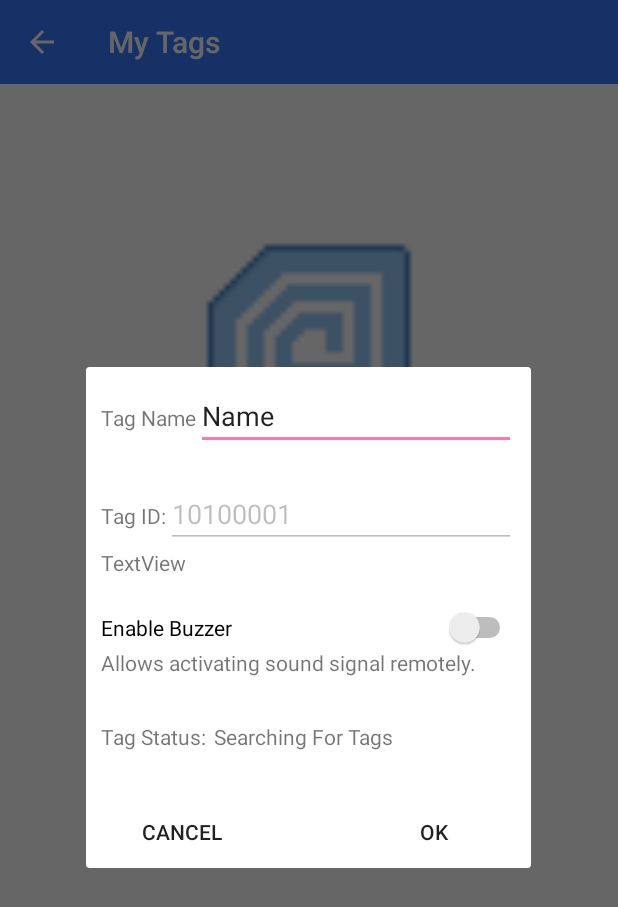
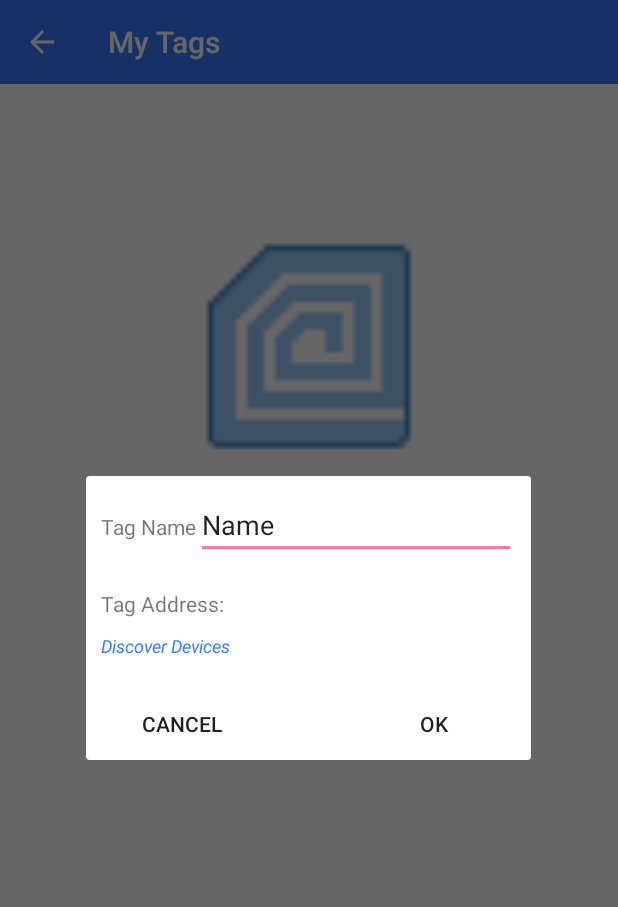
Before and after one commit to gabrielkarras/AndroidAppProject, an Android app: the TagsActivity screen opened directly, with no data from a screen before it, after a tap on "SETUP A NEW TAG!", on a phone screen of 412 x 824 dp. Shown: the top 907 px of the screen. Run offline under Robolectric (Android 15) with nearby library versions, the phone set to English and light mode, and no system bars.

Commit message:
Integrated Demo BLE device selector, Fixed major issues with Tag removal and creation

```diff
--- a/app/src/main/AndroidManifest.xml
+++ b/app/src/main/AndroidManifest.xml
@@ -29,6 +29,10 @@
             android:label="@string/title_activity_settings" >
         </activity>
         <activity
+            android:name=".BLE_SelectorActivity"
+            android:theme="@style/SettingsTheme"
+            android:screenOrientation="portrait"></activity>
+        <activity
             android:name=".MainActivity"
             android:screenOrientation="portrait"
             android:theme="@style/FullscreenTheme"
--- a/app/src/main/java/com/example/ui/MainActivity.java
+++ b/app/src/main/java/com/example/ui/MainActivity.java
@@ -36,26 +36,26 @@ public class MainActivity extends AppCompatActivity {
 
         setRequestedOrientation (ActivityInfo.SCREEN_ORIENTATION_PORTRAIT);
         setContentView(R.layout.activity_main);
-        WeatherController = new WeatherController(getApplicationContext(),this);
-        WeatherController.displayWeatherInformation();
+     //   WeatherController = new WeatherController(getApplicationContext(),this);
+      //  WeatherController.displayWeatherInformation();
 
         //TESTING TrackerController
-        final TrackerStatusController TrackerController = new TrackerStatusController(getApplicationContext(),this, WeatherController);
+      //  final TrackerStatusController TrackerController = new TrackerStatusController(getApplicationContext(),this, WeatherController);
         //TrackerController.checkTrackerActionStatus();
-
-        new Thread(new Runnable() {
-            @Override
-            public void run() {
-                while(true){
-                    try {
-                        Thread.sleep(1000);
-                    } catch (InterruptedException e) {
-                        e.printStackTrace();
-                    }
-                    TrackerController.checkTrackerActionStatus();
-                }
-            }
-        }).start();
+//
+//        new Thread(new Runnable() {
+//            @Override
+//            public void run() {
+//                while(true){
+//                    try {
+//                        Thread.sleep(1000);
+//                    } catch (InterruptedException e) {
+//                        e.printStackTrace();
+//                    }
+//                    TrackerController.checkTrackerActionStatus();
+//                }
+//            }
+//        }).start();
         /////////////////////////////
 
         openMenuFragment = new MainMenuFragmentOpen(controller);
--- a/app/src/main/java/fragments/TagDialogFragment.java
+++ b/app/src/main/java/fragments/TagDialogFragment.java
@@ -5,20 +5,20 @@ import android.app.AlertDialog;
 import android.app.Dialog;
 import android.content.Context;
 import android.content.DialogInterface;
+import android.content.Intent;
 import android.os.Bundle;
-import android.util.Log;
 import android.view.LayoutInflater;
 import android.view.View;
 import android.view.ViewGroup;
 import android.widget.Button;
 import android.widget.EditText;
-import android.widget.Switch;
 import android.widget.TextView;
 
 import androidx.annotation.NonNull;
 import androidx.annotation.Nullable;
 import androidx.fragment.app.DialogFragment;
 
+import com.example.ui.BLE_SelectorActivity;
 import com.example.ui.Controller;
 import com.example.ui.DataLinker;
 import com.example.ui.R;
@@ -30,10 +30,11 @@ import org.json.JSONObject;
 public class TagDialogFragment extends DialogFragment {
 
     private DataLinker dataLinker;
-    private TextView status;
     private EditText name;
-    private EditText id;
-    private Switch switch_button;
+    private TextView address;
+    private TextView discover_link;
+
+    private String selectedDevice;
 
     private boolean createNew = false;
     private String originalName;
@@ -53,11 +54,17 @@ public class TagDialogFragment extends DialogFragment {
     public View onCreateView(@NonNull LayoutInflater inflater, @Nullable ViewGroup container, @Nullable Bundle savedInstanceState) {
         View view = inflater.inflate(R.layout.tag_settings_dialog,container,false);
 
-        status = ((TextView)view.findViewById(R.id.tag_status));
         name = ((EditText)view.findViewById(R.id.tag_name_field));
-        id = ((EditText)view.findViewById(R.id.tag_id_value));
-        switch_button = ((Switch)view.findViewById(R.id.tag_buzzer_switch));
+        address = ((TextView)view.findViewById(R.id.tag_address_value));
+        discover_link = ((TextView)view.findViewById(R.id.ble_discovery_link));
 
+        discover_link.setOnClickListener(new View.OnClickListener() {
+            @Override
+            public void onClick(View view) {
+                Intent devicePicker = new Intent(view.getContext(), BLE_SelectorActivity.class);
+                startActivityForResult(devicePicker, 1);
+            }
+        });
 
         Button cancel = ((Button)view.findViewById(R.id.tag_cancel));
         cancel.setTag(this);
@@ -73,19 +80,17 @@ public class TagDialogFragment extends DialogFragment {
             TagObj passedData = (TagObj)(this.getArguments().get("tagVal"));
             createNew = false;
 
-            status.setText(passedData.getStatus());
             name.setText(passedData.getName());
             originalName = passedData.getName();
-            id.setText(Long.toString(passedData.getTagID()));
-            switch_button.setChecked(passedData.isBuzzerEnabled());
-            initiateStatusUpdate();
+            address.setText(passedData.getTagAddress());
+            discover_link.setVisibility(View.INVISIBLE);
         }
 
         //If no data passed, enter tag creation mode and start scanning for closest bluetooth
         else {
             createNew = true;
-            status.setText("Searching For Tags");
-            initiateTagInitializationAttempts();
+            discover_link.setVisibility(View.VISIBLE);
+            address.setText("");
         }
 
         return view;
@@ -97,9 +102,7 @@ public class TagDialogFragment extends DialogFragment {
         try {
             data.put("name", name.getText().toString());
             data.put("originalName", name.getText().toString());
-            data.put("id", Long.parseLong(id.getText().toString()));
-            data.put("buzzable", switch_button.isChecked());
-            data.put("status", status.getText().toString());
+            data.put("address", address.getText().toString());
             data.put("actionItem",(createNew) ? "CREATE":"UPDATE" );
 
         } catch(JSONException e){
@@ -130,8 +133,8 @@ public class TagDialogFragment extends DialogFragment {
 
     public String getErrorReason(JSONObject data){
 
-        if(id.getText()== null || id.getText().length() == 0){
-            return "Tag ID was not detected.";
+        if(address.getText()== null || address.getText().length() == 0){
+            return "Tag Address was not detected.";
         }
 
         if(name.getText()== null || name.getText().length() == 0){
@@ -146,16 +149,10 @@ public class TagDialogFragment extends DialogFragment {
 
     }
 
-    public void initiateStatusUpdate(){
-        //TODO async BLUETOOTH and WIFI tag status reading
-        //TODO update dialog UI
+    @Override
+    public void onActivityResult(int requestCode, int resultCode, @Nullable Intent data) {
+        if(resultCode == Activity.RESULT_OK){
+            address.setText(data.getStringExtra("result"));
+        }
     }
-
-
-    public void initiateTagInitializationAttempts(){
-        id.setText("10100001");
-        //TODO async BLUETOOTH scan to get a tag ID.
-
-    }
-
 }
--- a/app/src/main/res/layout/tag_data_fields.xml
+++ b/app/src/main/res/layout/tag_data_fields.xml
@@ -26,7 +26,7 @@
     </LinearLayout>
 
     <LinearLayout
-        android:id="@+id/tag_id_field"
+        android:id="@+id/tag_address_field"
         android:layout_width="match_parent"
         android:layout_height="wrap_content"
         android:layout_margin="10dp"
@@ -38,73 +38,22 @@
             android:orientation="horizontal">
 
             <TextView
-                android:id="@+id/tag_id_label"
+                android:id="@+id/tag_address_label"
                 android:layout_width="wrap_content"
                 android:layout_height="wrap_content"
-                android:text="Tag ID:" />
+                android:text="Tag Address:" />
 
-            <EditText
-                android:id="@+id/tag_id_value"
+            <TextView
+                android:id="@+id/tag_address_value"
                 android:layout_width="match_parent"
                 android:layout_height="wrap_content"
                 android:ems="10"
+                android:layout_marginLeft="5dp"
                 android:enabled="false"
                 android:inputType="textPersonName"
                 android:text="" />
         </LinearLayout>
 
-        <TextView
-            android:id="@+id/tag_id_comment"
-            android:layout_width="match_parent"
-            android:layout_height="wrap_content"
-            android:text="TextView" />
-
-    </LinearLayout>
-
-    <LinearLayout
-        android:id="@+id/buzzer_settings_container"
-        android:layout_width="match_parent"
-        android:layout_height="wrap_content"
-        android:layout_margin="10dp"
-        android:orientation="vertical">
-
-        <Switch
-            android:id="@+id/tag_buzzer_switch"
-            android:layout_width="match_parent"
-            android:layout_height="wrap_content"
-            android:layout_weight="1"
-            android:text="Enable Buzzer" />
-
-        <TextView
-            android:id="@+id/buzzer_switch_desc"
-            android:layout_width="match_parent"
-            android:layout_height="wrap_content"
-            android:text="Allows activating sound signal remotely." />
-
-    </LinearLayout>
-
-    <LinearLayout
-        android:id="@+id/tag_status_holder"
-        android:layout_width="match_parent"
-        android:layout_height="wrap_content"
-        android:layout_marginStart="10dp"
-        android:layout_marginTop="20dp"
-        android:layout_marginEnd="10dp"
-        android:layout_marginBottom="10dp"
-        android:orientation="horizontal">
-
-        <TextView
-            android:id="@+id/tag_status_label"
-            android:layout_width="wrap_content"
-            android:layout_height="wrap_content"
-            android:text="Tag Status:" />
-
-        <TextView
-            android:id="@+id/tag_status"
-            android:layout_width="match_parent"
-            android:layout_height="wrap_content"
-            android:layout_marginStart="5dp"
-            android:text="TextView" />
     </LinearLayout>
 
 </LinearLayout>
--- a/app/src/main/res/layout/tag_settings_dialog.xml
+++ b/app/src/main/res/layout/tag_settings_dialog.xml
@@ -7,14 +7,26 @@
         layout="@layout/tag_data_fields"
         android:layout_width="match_parent"
         android:layout_height="wrap_content"
-        android:layout_weight="1" />
+        android:layout_weight="3" />
+
+    <TextView
+        android:id="@+id/ble_discovery_link"
+        android:layout_width="match_parent"
+        android:layout_height="wrap_content"
+        android:layout_marginLeft="10dp"
+        android:layout_weight="2"
+        android:text="Discover Devices"
+        android:textAppearance="@style/Widget.AppCompat.Spinner.Underlined"
+        android:textColor="@color/blue_headings"
+        android:textSize="12sp"
+        android:textStyle="normal|italic" />
 
     <LinearLayout
         android:id="@+id/tag_action_box"
         android:layout_width="match_parent"
         android:layout_height="wrap_content"
         android:layout_marginTop="20dp"
-        android:layout_weight="4"
+        android:layout_weight="30"
         android:gravity="center_horizontal"
         android:orientation="horizontal">
 
--- a/app/src/main/res/layout/weekday_item.xml
+++ b/app/src/main/res/layout/weekday_item.xml
@@ -1,8 +1,8 @@
 <?xml version="1.0" encoding="utf-8"?>
 <LinearLayout xmlns:android="http://schemas.android.com/apk/res/android"
     xmlns:app="http://schemas.android.com/apk/res-auto"
-    android:layout_width="match_parent"
-    android:layout_height="wrap_content"
+    android:layout_width="wrap_content"
+    android:layout_height="match_parent"
     android:orientation="vertical">
 
     <TextView
```
Also changed, not shown: app/src/main/java/com/example/ui/BLE_SelectorActivity.java (added, +110 -0 lines), app/src/main/java/com/example/ui/Controller.java (+6 -28 lines), app/src/main/java/com/example/ui/StringRecyclerAdapter.java (added, +68 -0 lines), app/src/main/java/com/example/ui/TagObj.java (+9 -34 lines), app/src/main/java/com/example/ui/TagsActivity.java (+36 -19 lines), app/src/main/java/com/example/ui/TagsRecyclerAdapter.java (+12 -10 lines), app/src/main/res/layout/activity_ble__selector.xml (added, +23 -0 lines), app/src/main/res/layout/stringlist_item_layout.xml (added, +15 -0 lines), app/src/main/res/layout/taglist_item_layout.xml (+1 -8 lines), app/src/main/res/menu/ble_selector_menu.xml (added, +11 -0 lines).
